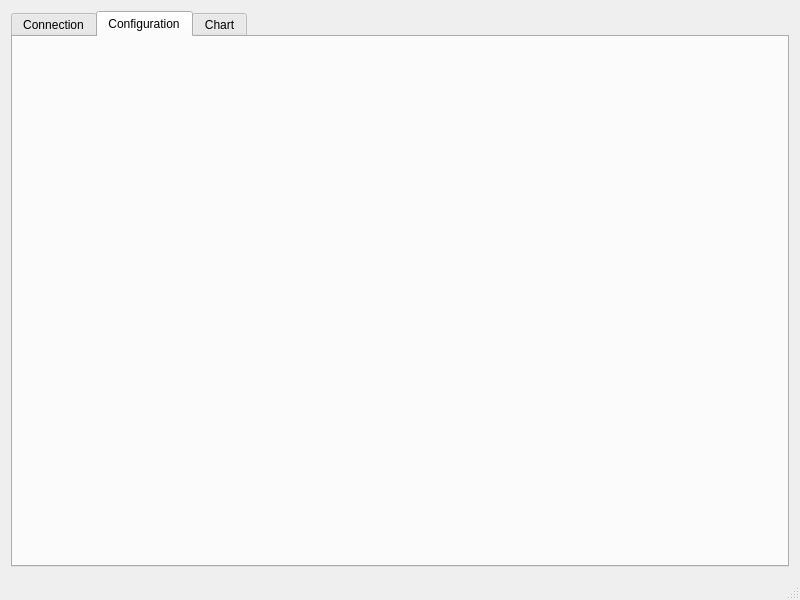
Before: the Qt Designer form src/mainwindow.ui in loruro/RPi_Vibration_Measurement_Desktop, drawn with Qt 5.
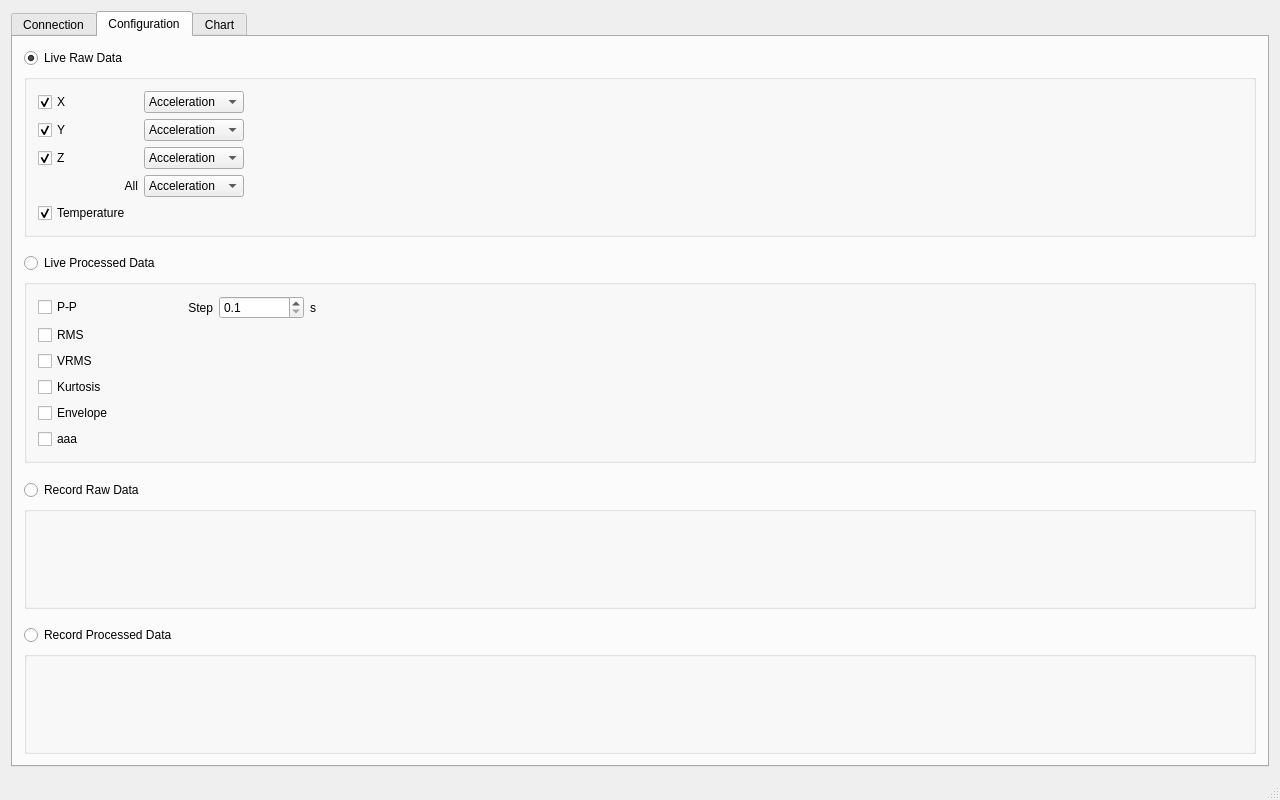
After: the same form once the commit is applied. The open tabs and pages were chosen to show the change. Custom widgets are drawn as their Qt base class.

Commit message: Added controls to configuration tab.

Patch:
```diff
--- a/src/mainwindow.ui
+++ b/src/mainwindow.ui
@@ -6,8 +6,8 @@
    <rect>
     <x>0</x>
     <y>0</y>
-    <width>800</width>
-    <height>600</height>
+    <width>1280</width>
+    <height>800</height>
    </rect>
   </property>
   <property name="windowTitle">
@@ -29,6 +29,317 @@
        <attribute name="title">
         <string>Configuration</string>
        </attribute>
+       <layout class="QVBoxLayout" name="verticalLayout_2" stretch="1,10,1,1,10,1,1,10,1,1,10">
+        <item>
+         <widget class="QRadioButton" name="radioButton">
+          <property name="text">
+           <string>Live Raw Data</string>
+          </property>
+          <property name="checked">
+           <bool>true</bool>
+          </property>
+         </widget>
+        </item>
+        <item>
+         <widget class="QGroupBox" name="groupBox">
+          <property name="title">
+           <string/>
+          </property>
+          <layout class="QGridLayout" name="gridLayout" columnstretch="1,1,10">
+           <item row="1" column="0">
+            <widget class="QCheckBox" name="checkBox_2">
+             <property name="text">
+              <string>Y</string>
+             </property>
+             <property name="checked">
+              <bool>true</bool>
+             </property>
+            </widget>
+           </item>
+           <item row="0" column="0">
+            <widget class="QCheckBox" name="checkBox">
+             <property name="text">
+              <string>X</string>
+             </property>
+             <property name="checked">
+              <bool>true</bool>
+             </property>
+            </widget>
+           </item>
+           <item row="2" column="0">
+            <widget class="QCheckBox" name="checkBox_3">
+             <property name="text">
+              <string>Z</string>
+             </property>
+             <property name="checked">
+              <bool>true</bool>
+             </property>
+            </widget>
+           </item>
+           <item row="2" column="1">
+            <widget class="QComboBox" name="comboBox_3">
+             <item>
+              <property name="text">
+               <string>Acceleration</string>
+              </property>
+             </item>
+             <item>
+              <property name="text">
+               <string>Velocity</string>
+              </property>
+             </item>
+            </widget>
+           </item>
+           <item row="4" column="0">
+            <widget class="QCheckBox" name="checkBox_4">
+             <property name="text">
+              <string>Temperature</string>
+             </property>
+             <property name="checked">
+              <bool>true</bool>
+             </property>
+            </widget>
+           </item>
+           <item row="1" column="1">
+            <widget class="QComboBox" name="comboBox_2">
+             <item>
+              <property name="text">
+               <string>Acceleration</string>
+              </property>
+             </item>
+             <item>
+              <property name="text">
+               <string>Velocity</string>
+              </property>
+             </item>
+            </widget>
+           </item>
+           <item row="1" column="2">
+            <spacer name="horizontalSpacer">
+             <property name="orientation">
+              <enum>Qt::Horizontal</enum>
+             </property>
+             <property name="sizeHint" stdset="0">
+              <size>
+               <width>40</width>
+               <height>20</height>
+              </size>
+             </property>
+            </spacer>
+           </item>
+           <item row="3" column="1">
+            <widget class="QComboBox" name="comboBox_4">
+             <item>
+              <property name="text">
+               <string>Acceleration</string>
+              </property>
+             </item>
+             <item>
+              <property name="text">
+               <string>Velocity</string>
+              </property>
+             </item>
+            </widget>
+           </item>
+           <item row="0" column="1">
+            <widget class="QComboBox" name="comboBox">
+             <item>
+              <property name="text">
+               <string>Acceleration</string>
+              </property>
+             </item>
+             <item>
+              <property name="text">
+               <string>Velocity</string>
+              </property>
+             </item>
+            </widget>
+           </item>
+           <item row="3" column="0">
+            <widget class="QLabel" name="label">
+             <property name="text">
+              <string>All</string>
+             </property>
+             <property name="alignment">
+              <set>Qt::AlignRight|Qt::AlignTrailing|Qt::AlignVCenter</set>
+             </property>
+            </widget>
+           </item>
+          </layout>
+         </widget>
+        </item>
+        <item>
+         <spacer name="verticalSpacer">
+          <property name="orientation">
+           <enum>Qt::Vertical</enum>
+          </property>
+          <property name="sizeHint" stdset="0">
+           <size>
+            <width>20</width>
+            <height>40</height>
+           </size>
+          </property>
+         </spacer>
+        </item>
+        <item>
+         <widget class="QRadioButton" name="radioButton_2">
+          <property name="text">
+           <string>Live Processed Data</string>
+          </property>
+         </widget>
+        </item>
+        <item>
+         <widget class="QGroupBox" name="groupBox_2">
+          <property name="title">
+           <string/>
+          </property>
+          <layout class="QGridLayout" name="gridLayout_2" columnstretch="1,1,1,1,10">
+           <item row="0" column="1">
+            <widget class="QLabel" name="label_2">
+             <property name="text">
+              <string>Step</string>
+             </property>
+             <property name="alignment">
+              <set>Qt::AlignRight|Qt::AlignTrailing|Qt::AlignVCenter</set>
+             </property>
+            </widget>
+           </item>
+           <item row="0" column="3">
+            <widget class="QLabel" name="label_3">
+             <property name="text">
+              <string>s</string>
+             </property>
+            </widget>
+           </item>
+           <item row="0" column="0">
+            <widget class="QCheckBox" name="checkBox_5">
+             <property name="text">
+              <string>P-P</string>
+             </property>
+            </widget>
+           </item>
+           <item row="1" column="0">
+            <widget class="QCheckBox" name="checkBox_6">
+             <property name="text">
+              <string>RMS</string>
+             </property>
+            </widget>
+           </item>
+           <item row="2" column="0">
+            <widget class="QCheckBox" name="checkBox_7">
+             <property name="text">
+              <string>VRMS</string>
+             </property>
+            </widget>
+           </item>
+           <item row="3" column="0">
+            <widget class="QCheckBox" name="checkBox_8">
+             <property name="text">
+              <string>Kurtosis</string>
+             </property>
+            </widget>
+           </item>
+           <item row="4" column="0">
+            <widget class="QCheckBox" name="checkBox_9">
+             <property name="text">
+              <string>Envelope</string>
+             </property>
+            </widget>
+           </item>
+           <item row="5" column="0">
+            <widget class="QCheckBox" name="checkBox_10">
+             <property name="text">
+              <string>aaa</string>
+             </property>
+            </widget>
+           </item>
+           <item row="0" column="4">
+            <spacer name="horizontalSpacer_2">
+             <property name="orientation">
+              <enum>Qt::Horizontal</enum>
+             </property>
+             <property name="sizeHint" stdset="0">
+              <size>
+               <width>40</width>
+               <height>20</height>
+              </size>
+             </property>
+            </spacer>
+           </item>
+           <item row="0" column="2">
+            <widget class="QDoubleSpinBox" name="doubleSpinBox">
+             <property name="decimals">
+              <number>1</number>
+             </property>
+             <property name="minimum">
+              <double>0.100000000000000</double>
+             </property>
+             <property name="maximum">
+              <double>10.000000000000000</double>
+             </property>
+             <property name="singleStep">
+              <double>0.100000000000000</double>
+             </property>
+            </widget>
+           </item>
+          </layout>
+         </widget>
+        </item>
+        <item>
+         <spacer name="verticalSpacer_2">
+          <property name="orientation">
+           <enum>Qt::Vertical</enum>
+          </property>
+          <property name="sizeHint" stdset="0">
+           <size>
+            <width>20</width>
+            <height>40</height>
+           </size>
+          </property>
+         </spacer>
+        </item>
+        <item>
+         <widget class="QRadioButton" name="radioButton_3">
+          <property name="text">
+           <string>Record Raw Data</string>
+          </property>
+         </widget>
+        </item>
+        <item>
+         <widget class="QGroupBox" name="groupBox_3">
+          <property name="title">
+           <string/>
+          </property>
+         </widget>
+        </item>
+        <item>
+         <spacer name="verticalSpacer_3">
+          <property name="orientation">
+           <enum>Qt::Vertical</enum>
+          </property>
+          <property name="sizeHint" stdset="0">
+           <size>
+            <width>20</width>
+            <height>40</height>
+           </size>
+          </property>
+         </spacer>
+        </item>
+        <item>
+         <widget class="QRadioButton" name="radioButton_4">
+          <property name="text">
+           <string>Record Processed Data</string>
+          </property>
+         </widget>
+        </item>
+        <item>
+         <widget class="QGroupBox" name="groupBox_4">
+          <property name="title">
+           <string/>
+          </property>
+         </widget>
+        </item>
+       </layout>
       </widget>
       <widget class="QWidget" name="tab_5">
        <attribute name="title">
```
Left out of the diff: 4 changed lines with no effect on the pictures.
